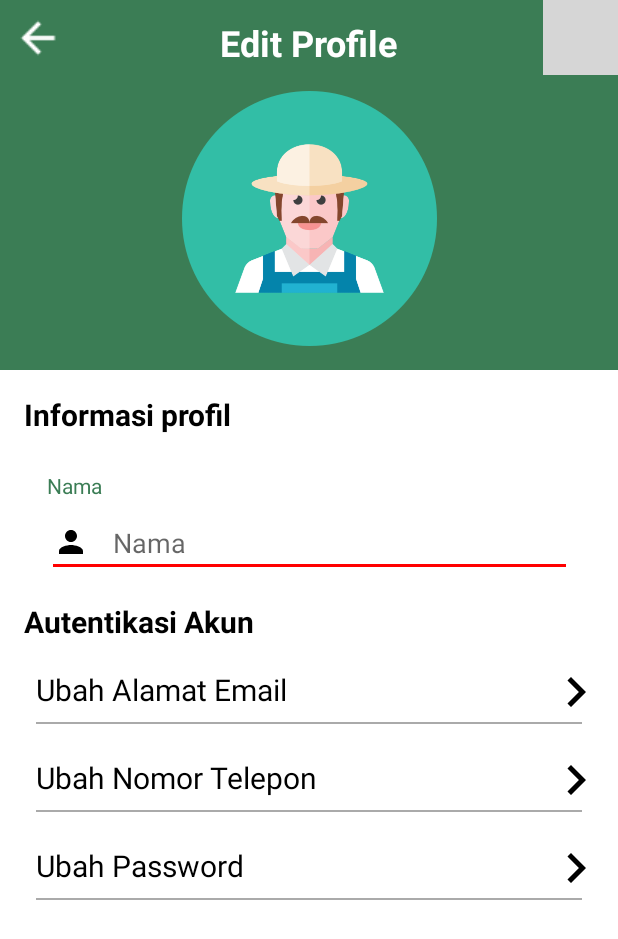
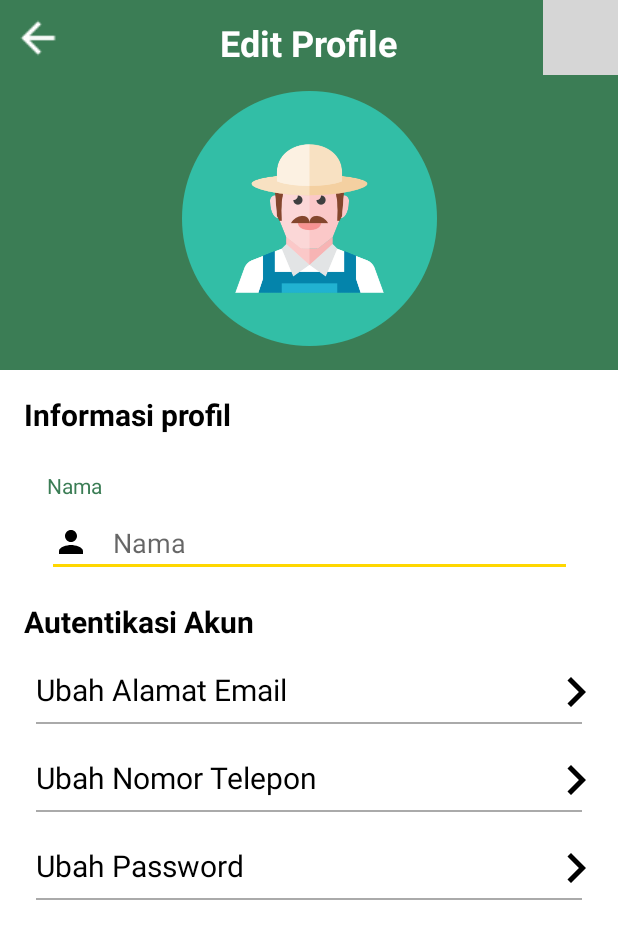
Before and after one commit to FruitMate/Mobile-Development, an Android app: the EditProfileActivity screen opened directly, with no data from a screen before it, on a phone screen of 412 x 824 dp. Shown: the top 939 px of the screen. Run offline under Robolectric (Android 15) with nearby library versions, the phone set to English and light mode, and no system bars; our stand-ins replace Firebase (no records; nobody signed in at launch, a user with empty details on screens opened directly); grey boxes are pictures that could not be loaded.

Commit message:
Ubah theme, rasanya merah ga cocok buat sekunder (?), tambah progressBar di editProfile

```diff
--- a/app/src/main/java/com/capstone/tesfirebase/ui/profile/editprofile/EditProfileActivity.kt
+++ b/app/src/main/java/com/capstone/tesfirebase/ui/profile/editprofile/EditProfileActivity.kt
@@ -3,6 +3,7 @@ package com.capstone.tesfirebase.ui.profile.editprofile
 import android.content.Intent
 import android.os.Bundle
 import android.util.Log
+import android.view.View
 import android.widget.Toast
 import androidx.appcompat.app.AppCompatActivity
 import com.capstone.tesfirebase.databinding.ActivityEditProfileBinding
@@ -42,6 +43,8 @@ class EditProfileActivity : AppCompatActivity() {
                 val isNameChanged = newName != initialName
 
                 if (isNameChanged) {
+                    btnSave.visibility = View.GONE
+                    progressBar.visibility = View.VISIBLE
                     val profileUpdates = userProfileChangeRequest {
                         displayName = newName
                     }
@@ -53,6 +56,8 @@ class EditProfileActivity : AppCompatActivity() {
                                     "Data berhasil disimpan",
                                     Toast.LENGTH_SHORT
                                 ).show()
+                                btnSave.visibility = View.VISIBLE
+                                progressBar.visibility = View.GONE
                                 val intent = Intent(this@EditProfileActivity, ProfileActivity::class.java)
                                 intent.addFlags(Intent.FLAG_ACTIVITY_CLEAR_TOP or Intent.FLAG_ACTIVITY_NEW_TASK)
                                 startActivity(intent)
@@ -64,6 +69,8 @@ class EditProfileActivity : AppCompatActivity() {
                                     Toast.LENGTH_SHORT
                                 ).show()
                                 Log.d("Update Profile", "updateProfileFailed: ${taskProfile.exception}")
+                                btnSave.visibility = View.VISIBLE
+                                progressBar.visibility = View.GONE
                             }
                         }
                 } else {
--- a/app/src/main/res/layout/activity_edit_profile.xml
+++ b/app/src/main/res/layout/activity_edit_profile.xml
@@ -51,6 +51,13 @@
                 app:layout_constraintEnd_toEndOf="parent"
                 app:layout_constraintTop_toTopOf="parent"
                 app:tint="@color/white" />
+            <ProgressBar
+                android:id="@+id/progress_bar"
+                android:layout_width="wrap_content"
+                android:layout_height="wrap_content"
+                app:layout_constraintEnd_toEndOf="parent"
+                app:layout_constraintTop_toTopOf="parent"
+                android:visibility="gone"/>
             <ImageView
                 android:id="@+id/profile_picture"
                 android:layout_width="170dp"
--- a/app/src/main/res/values/colors.xml
+++ b/app/src/main/res/values/colors.xml
@@ -10,6 +10,7 @@
 
     <color name="hijau_primer">#70C396</color>
     <color name="hijau_varian">#3B7D55</color>
-    <color name="merah_primer">#FF0000</color>
-    <color name="merah_varian">#990000</color>
+    <color name="kuning_primer">#FFD700</color>
+    <color name="kuning_varian">#FFC200</color>
+
 </resources>
--- a/app/src/main/res/values/themes.xml
+++ b/app/src/main/res/values/themes.xml
@@ -6,8 +6,8 @@
         <item name="colorPrimaryVariant">@color/hijau_varian</item>
         <item name="colorOnPrimary">@color/white</item>
         <!-- Secondary brand color. -->
-        <item name="colorSecondary">@color/merah_primer</item>
-        <item name="colorSecondaryVariant">@color/merah_varian</item>
+        <item name="colorSecondary">@color/kuning_primer</item>
+        <item name="colorSecondaryVariant">@color/kuning_varian</item>
         <item name="colorOnSecondary">@color/black</item>
         <!-- Status bar color. -->
         <item name="android:statusBarColor">?attr/colorPrimaryVariant</item>
```
